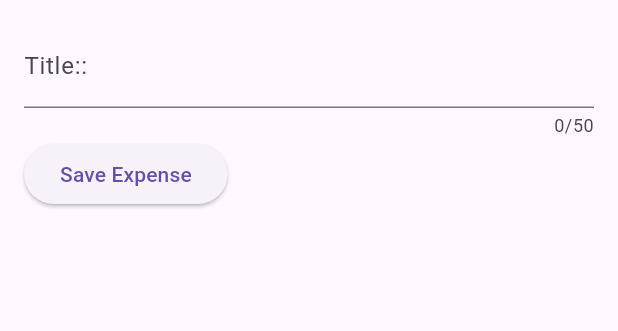
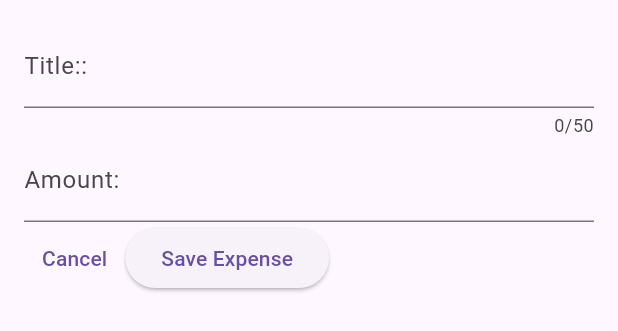
Before and after one commit to Kapil619/expense_tracker, a Flutter app: the NewExpense widget shown alone on an empty page, opened directly, after a tap on "Save Expense", on a phone screen of 412 x 824 dp. Shown: the top 331 px of the screen. Run offline on Flutter 3.47's test engine with Material 2 defaults, Android fonts, the phone set to English and light mode, and no system bars.

Commit message:
Created an amount input field

```diff
--- a/lib/widgets/new_expense.dart
+++ b/lib/widgets/new_expense.dart
@@ -10,10 +10,12 @@ class NewExpense extends StatefulWidget {
 
 class _NewExpenseState extends State<NewExpense> {
   final _titleController = TextEditingController();
+  final _amountController = TextEditingController();
 
   @override
   void dispose() {
     _titleController.dispose();
+    _amountController.dispose();
     super.dispose();
   }
 
@@ -30,11 +32,21 @@ class _NewExpenseState extends State<NewExpense> {
               label: Text('Title::'),
             ),
           ),
+          TextField(
+            controller: _amountController,
+            keyboardType: TextInputType.number,
+            decoration: const InputDecoration(
+              prefixText: '\$',
+              label: Text('Amount:'),
+            ),
+          ),
           Row(
             children: [
+              TextButton(onPressed: () {}, child: const Text('Cancel')),
               ElevatedButton(
                   onPressed: () {
                     print(_titleController.text);
+                    print(_amountController.text);
                   },
                   child: const Text('Save Expense'))
             ],
```
